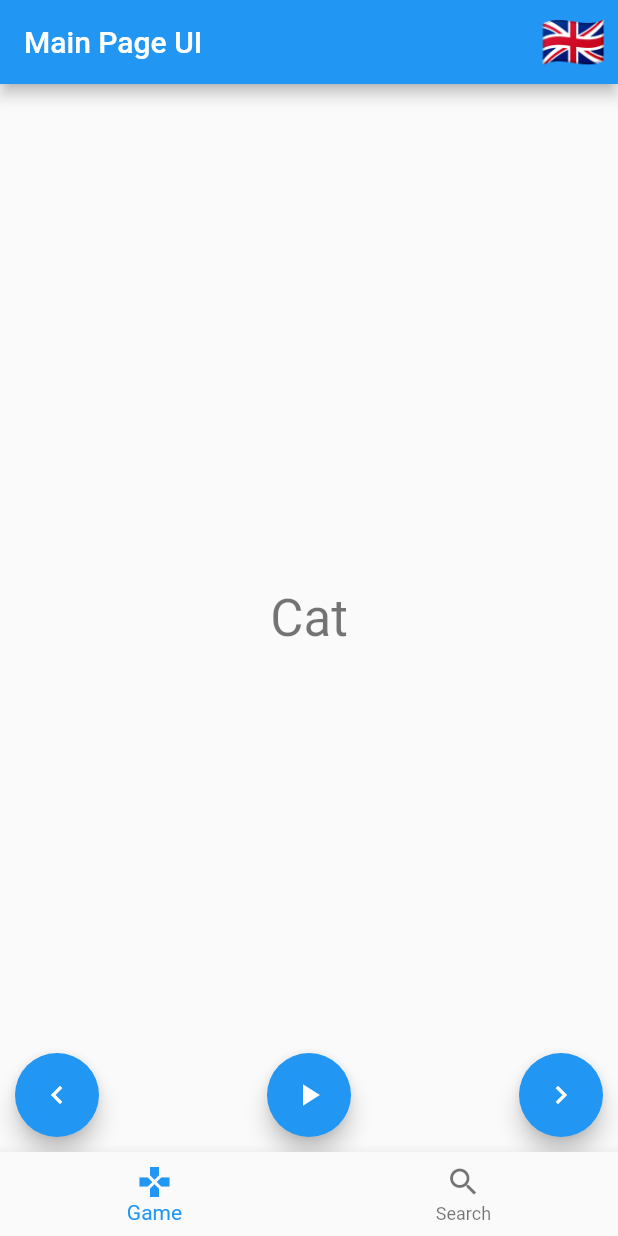
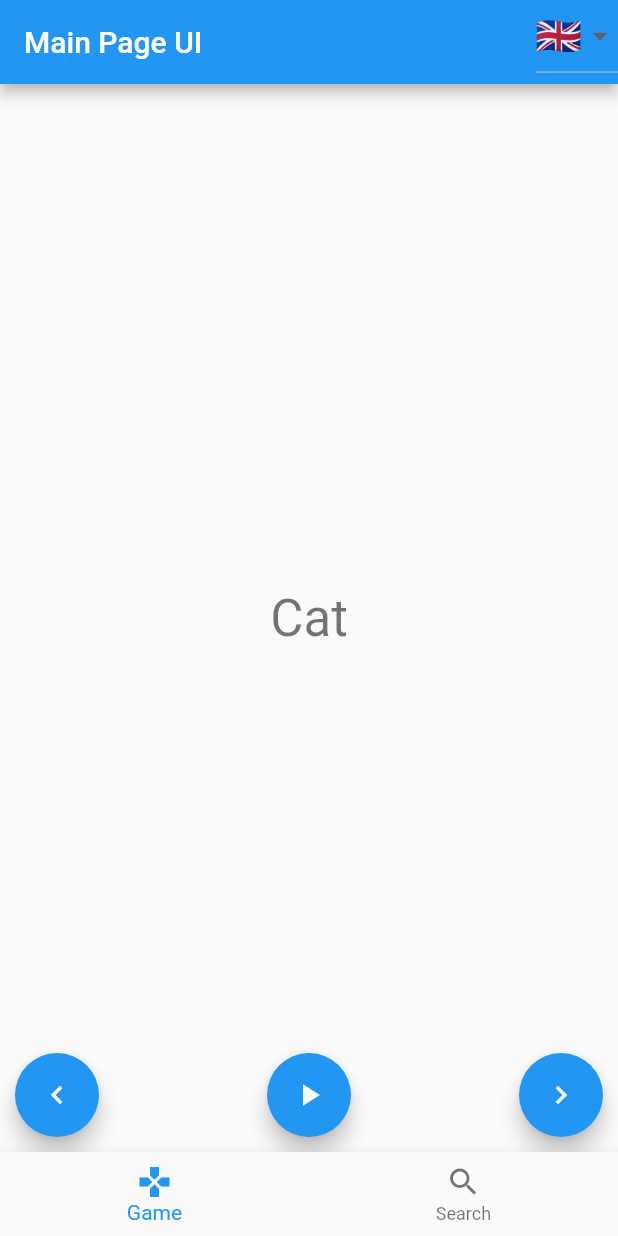
Before and after one commit to anjrew/flutter-hackathon-Aphasia-3amigos, a Flutter app: the screen it shows after launch, on a phone screen of 412 x 824 dp. Run offline on Flutter 3.47's test engine with Material 2 defaults, Android fonts, the phone set to English and light mode, and no system bars; our stand-ins replace get_it, shared_preferences.

```diff
--- a/lib/main.dart
+++ b/lib/main.dart
@@ -38,25 +38,19 @@ class _MyHomePageState extends State<MyHomePage> {
   int _selectedIndex = 0;
   var language = ["🇬🇧", "🇵🇱", "🇩🇪"];
   var languageCode = ["en-US", "pl-PL", "de-DE"];
+
+  Map languages = {"🇬🇧": "en-US", "🇵🇱": "pl-PL", "🇩🇪": "de-DE"};
   var currentLanguage = 0;
   List<Widget> _widgetOptions;
+  var dropdownValue = "🇬🇧";
 
   @override
   void initState() {
     super.initState();
     _widgetOptions = <Widget>[
-      WordGame(languageCode[currentLanguage]),
+      WordGame(languages[dropdownValue]),
       AddTextPage()
     ];
-  }
-
-  void changeLanguage() {
-    setState(() {
-      currentLanguage++;
-      if (currentLanguage == language.length) {
-        currentLanguage = 0;
-      }
-    });
   }
 
   void _onItemTapped(int index) {
@@ -72,23 +66,26 @@ class _MyHomePageState extends State<MyHomePage> {
         appBar: AppBar(
           title: Text(widget.title),
           actions: <Widget>[
-            new InkWell(
-              onTap: () {
-                changeLanguage();
+            DropdownButton<String>(
+              value: dropdownValue,
+              onChanged: (String newValue) {
+                setState(() {
+                  dropdownValue = newValue;
+                });
               },
-              child: new Padding(
-                padding: new EdgeInsets.all(8.0),
-                child: new Text(
-                  language[currentLanguage],
-                  style: new TextStyle(
-                    fontSize: 35.0,
-                  ),
-                ),
-              ),
+              items: <String>["🇬🇧", "🇵🇱", "🇩🇪"]
+                  .map<DropdownMenuItem<String>>((String value) {
+                return DropdownMenuItem<String>(
+                  value: value,
+                  child: Text(value,
+                      style: TextStyle(fontSize: 25.0),
+                      textAlign: TextAlign.center),
+                );
+              }).toList(),
             ),
           ],
         ),
-        body: <Widget>[WordGame(languageCode[currentLanguage]), AddTextPage()]
+        body: <Widget>[WordGame(languages[dropdownValue]), AddTextPage()]
             .elementAt(_selectedIndex),
         bottomNavigationBar: BottomNavigationBar(
           items: const <BottomNavigationBarItem>[
--- a/lib/pages/word_game.page.dart
+++ b/lib/pages/word_game.page.dart
@@ -36,7 +36,6 @@ class _WordGameState extends State<WordGame> {
   void didUpdateWidget(WordGame oldWidget) {
     // TODO: implement didUpdateWidget
     tts.setLanguage(widget.languageCode);
-
     _selectedWord = _words[widget.languageCode][count];
     super.didUpdateWidget(oldWidget);
   }
```
